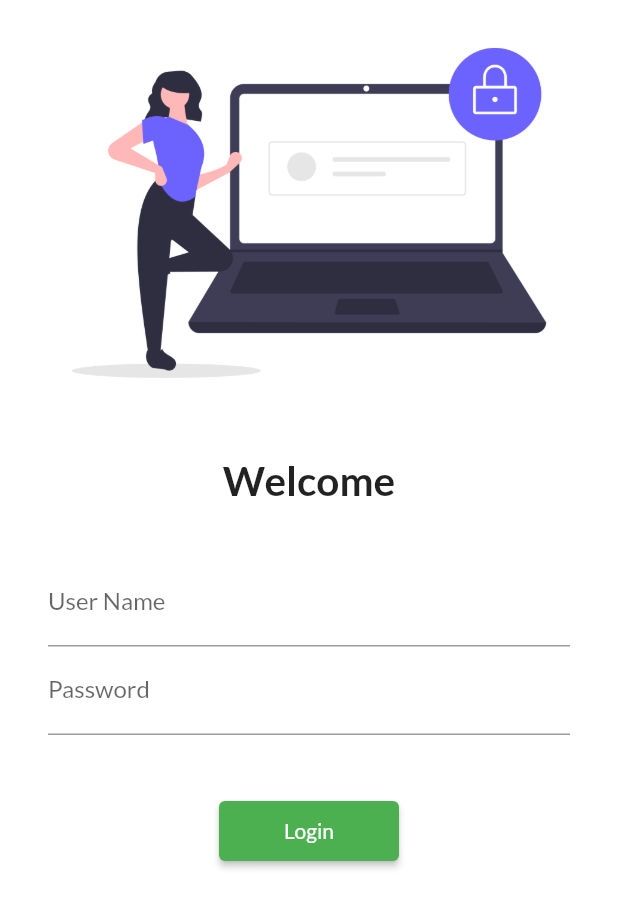
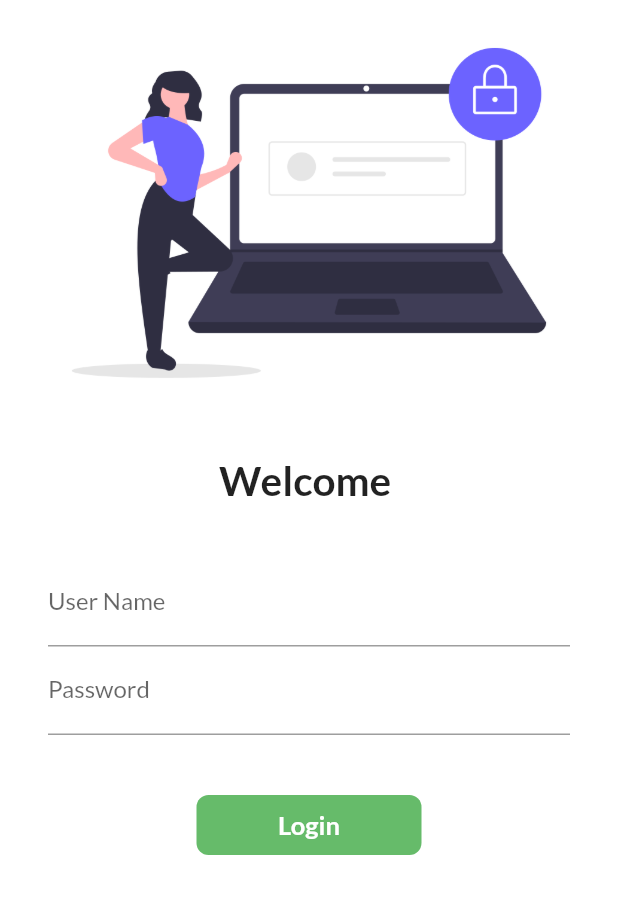
Before and after one commit to ShahzadSaroya/learningflutter, a Flutter app: the screen it shows after launch, on a phone screen of 412 x 824 dp. Shown: the top 908 px of the screen. Run offline on Flutter 3.47's test engine with Material 2 defaults, Android fonts, the phone set to English and light mode, and no system bars; our stand-ins replace google_fonts.

Commit message:
day6 complete

```diff
--- a/lib/Pages/login_page.dart
+++ b/lib/Pages/login_page.dart
@@ -1,8 +1,16 @@
 import 'package:flutter/material.dart';
 import 'package:myapp1/utils/routes.dart';
 
-class LoginPage extends StatelessWidget {
+class LoginPage extends StatefulWidget {
   const LoginPage({Key? key}) : super(key: key);
+
+  @override
+  _LoginPageState createState() => _LoginPageState();
+}
+
+class _LoginPageState extends State<LoginPage> {
+  String name = "";
+  bool changeButton = false;
 
   @override
   Widget build(BuildContext context) {
@@ -19,7 +27,7 @@ class LoginPage extends StatelessWidget {
                 height: 20,
               ),
               Text(
-                "Welcome",
+                "Welcome $name",
                 style: TextStyle(
                   fontWeight: FontWeight.bold,
                   fontSize: 27,
@@ -38,6 +46,10 @@ class LoginPage extends StatelessWidget {
                         hintText: "Enter User Name",
                         labelText: "User Name",
                       ),
+                      onChanged: (value) {
+                        name = value;
+                        setState(() {});
+                      },
                     ),
                     TextFormField(
                       obscureText: true,
@@ -49,13 +61,46 @@ class LoginPage extends StatelessWidget {
                     SizedBox(
                       height: 40,
                     ),
-                    ElevatedButton(
-                      child: Text("Login"),
-                      style: TextButton.styleFrom(minimumSize: Size(120, 40)),
-                      onPressed: () {
+                    InkWell(
+                      onTap: () async {
                         Navigator.pushNamed(context, MyRoutes.homeRoute);
+                        setState(() {
+                          changeButton = true;
+                        });
+                        await Future.delayed(Duration(seconds: 1));
                       },
-                    ),
+                      child: AnimatedContainer(
+                        duration: Duration(seconds: 1),
+                        height: 40,
+                        width: changeButton ? 50 : 150,
+                        alignment: Alignment.center,
+                        child: changeButton
+                            ? Icon(
+                                Icons.done,
+                                color: Colors.white,
+                              )
+                            : Text(
+                                "Login",
+                                style: TextStyle(
+                                  color: Colors.white,
+                                  fontWeight: FontWeight.bold,
+                                  fontSize: 17,
+                                ),
+                              ),
+                        decoration: BoxDecoration(
+                            color: Colors.green.shade400,
+                            borderRadius:
+                                BorderRadius.circular(changeButton ? 50 : 8)),
+                      ),
+                    )
+
+                    // ElevatedButton(
+                    //   child: Text("Login"),
+                    //   style: TextButton.styleFrom(minimumSize: Size(120, 40)),
+                    //   onPressed: () {
+                    //     Navigator.pushNamed(context, MyRoutes.homeRoute);
+                    //   },
+                    // ),
                   ],
                 ),
               )
```
